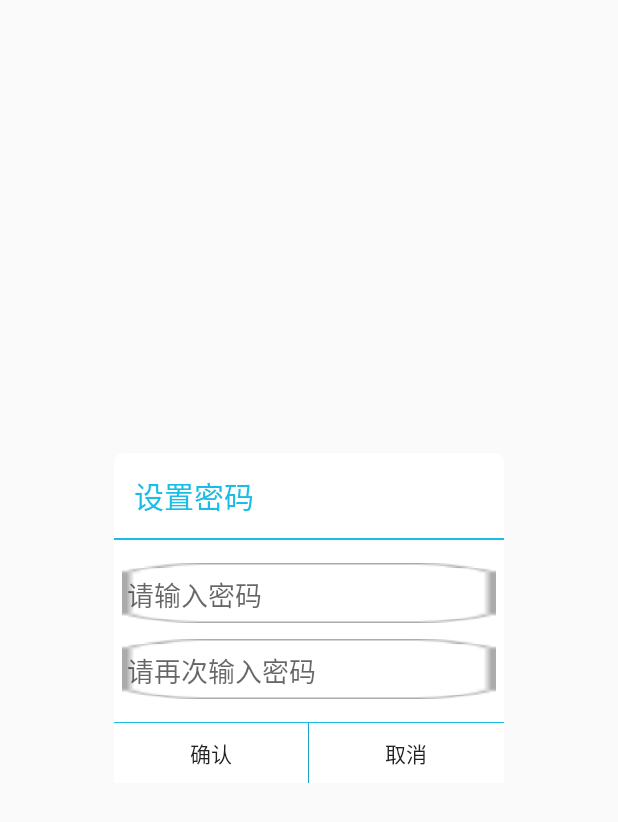
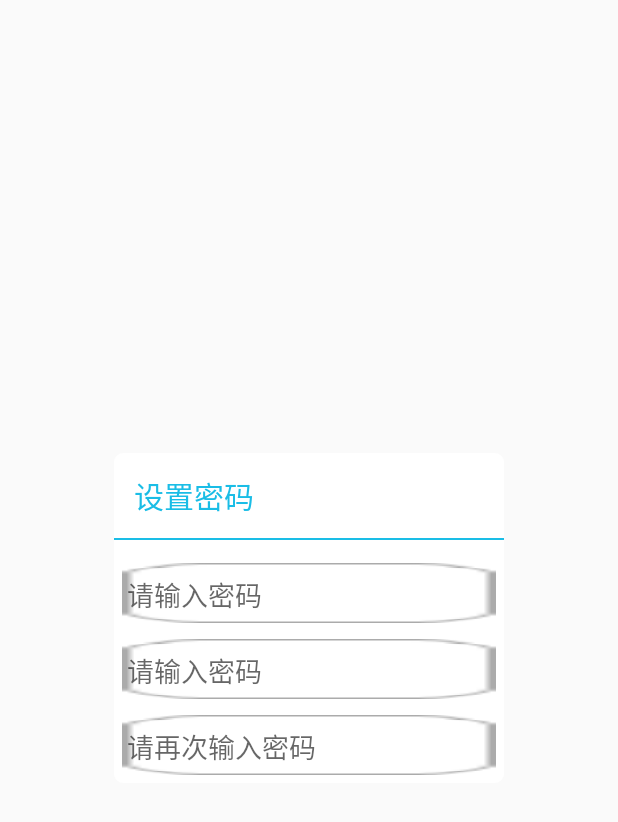
Before and after one commit to Hulovepi/MobileGuard, an Android app: the layout setup_password_dialog.xml on its own in the app's theme, with its tools: preview values and no code run, on a phone screen of 412 x 824 dp. Shown: the top 822 px of the screen. Run offline under Robolectric (Android 15) with nearby library versions, the phone set to English and light mode, and no system bars.

Commit message:
手机防盗

```diff
--- a/app/src/main/res/layout/setup_password_dialog.xml
+++ b/app/src/main/res/layout/setup_password_dialog.xml
@@ -27,6 +27,14 @@
         android:layout_margin="5dp"
         android:layout_width="match_parent"
         android:layout_height="40dp"
+        android:inputType="textPassword"
+        android:hint="请输入密码"
+        android:background="@drawable/edit_normal"/>
+    <EditText
+        android:layout_width="match_parent"
+        android:layout_height="40dp"
+        android:id="@+id/et_firstpwd"
+        android:layout_margin="5dp"
         android:inputType="textPassword"
         android:hint="请输入密码"
         android:background="@drawable/edit_normal"/>
```
